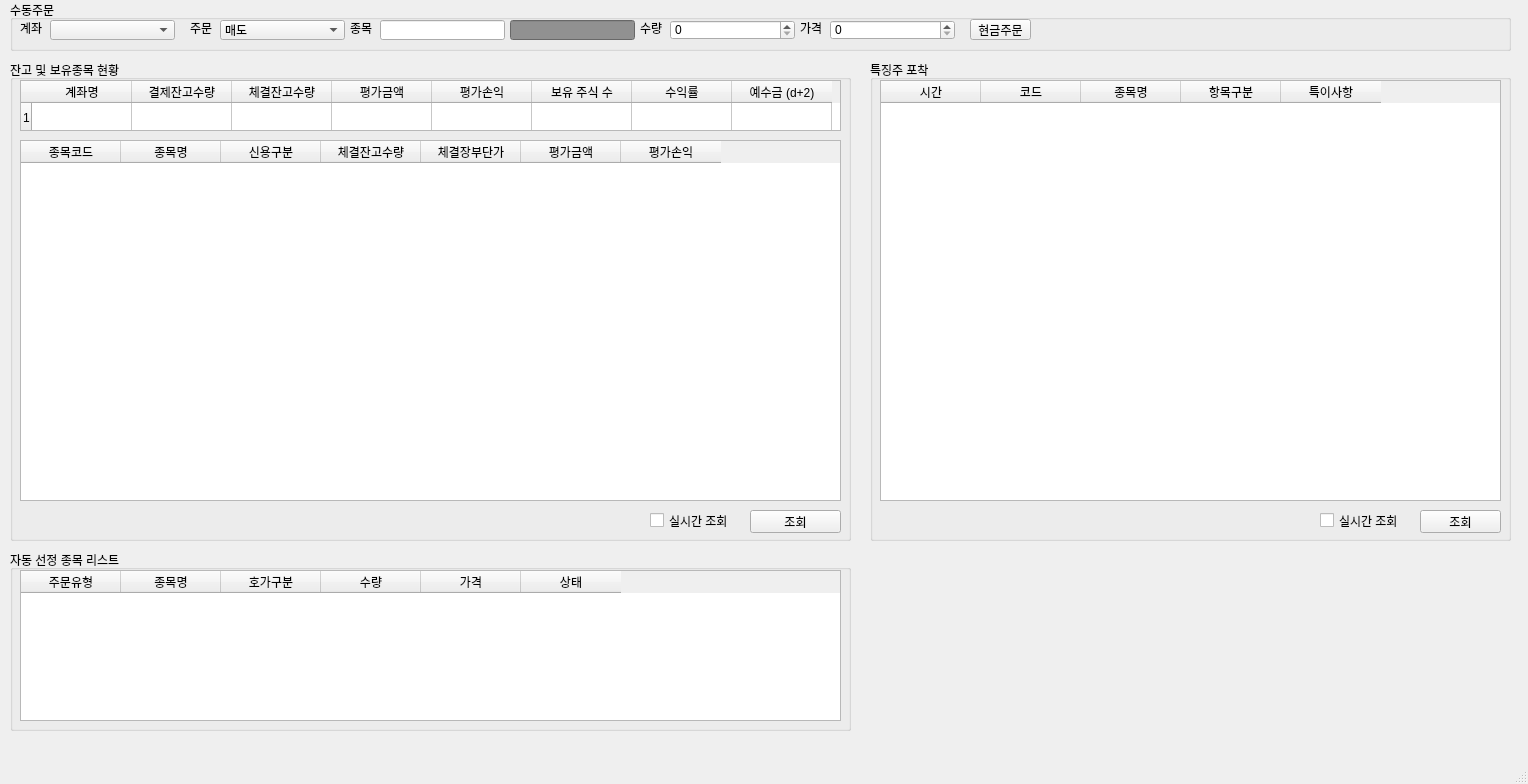
First picture: the form in viewer/main_window.ui, repository ohjongsung/StockTrader, before the edit.
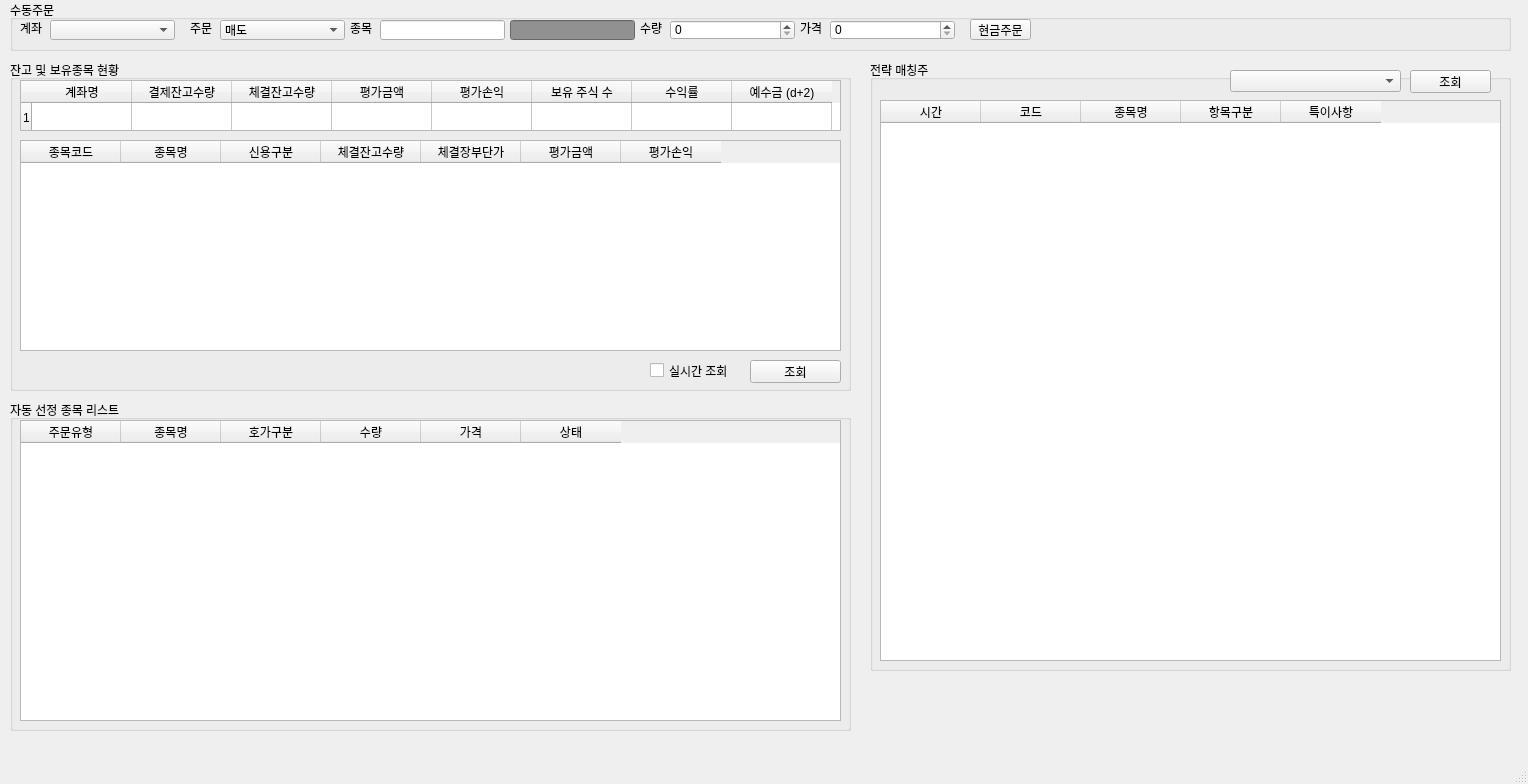
Second picture: the form after the edit. Icons and pictures are not drawn.

Commit message: 나의 전략 조회 및 감시 기능 추가

What changed in the file:
```diff
--- a/viewer/main_window.ui
+++ b/viewer/main_window.ui
@@ -201,7 +201,7 @@
       <x>10</x>
       <y>60</y>
       <width>841</width>
-      <height>481</height>
+      <height>331</height>
      </rect>
     </property>
     <property name="title">
@@ -276,7 +276,7 @@
        <x>10</x>
        <y>80</y>
        <width>821</width>
-       <height>361</height>
+       <height>211</height>
       </rect>
      </property>
      <column>
@@ -319,7 +319,7 @@
      <property name="geometry">
       <rect>
        <x>740</x>
-       <y>450</y>
+       <y>300</y>
        <width>91</width>
        <height>23</height>
       </rect>
@@ -332,7 +332,7 @@
      <property name="geometry">
       <rect>
        <x>640</x>
-       <y>450</y>
+       <y>300</y>
        <width>91</width>
        <height>21</height>
       </rect>
@@ -346,9 +346,9 @@
     <property name="geometry">
      <rect>
       <x>10</x>
-      <y>550</y>
+      <y>400</y>
       <width>841</width>
-      <height>181</height>
+      <height>331</height>
      </rect>
     </property>
     <property name="title">
@@ -360,7 +360,7 @@
        <x>10</x>
        <y>20</y>
        <width>821</width>
-       <height>151</height>
+       <height>301</height>
       </rect>
      </property>
      <column>
@@ -401,19 +401,19 @@
       <x>870</x>
       <y>60</y>
       <width>641</width>
-      <height>481</height>
+      <height>611</height>
      </rect>
     </property>
     <property name="title">
-     <string>특징주 포착</string>
+     <string>전략 매칭주</string>
     </property>
     <widget class="QTableWidget" name="tableWidget_4">
      <property name="geometry">
       <rect>
        <x>10</x>
-       <y>20</y>
+       <y>40</y>
        <width>621</width>
-       <height>421</height>
+       <height>561</height>
       </rect>
      </property>
      <column>
@@ -442,24 +442,11 @@
       </property>
      </column>
     </widget>
-    <widget class="QCheckBox" name="checkBox_2">
-     <property name="geometry">
-      <rect>
-       <x>450</x>
-       <y>450</y>
-       <width>91</width>
-       <height>21</height>
-      </rect>
-     </property>
-     <property name="text">
-      <string>실시간 조회</string>
-     </property>
-    </widget>
     <widget class="QPushButton" name="pushButton_3">
      <property name="geometry">
       <rect>
-       <x>550</x>
-       <y>450</y>
+       <x>540</x>
+       <y>10</y>
        <width>81</width>
        <height>23</height>
       </rect>
@@ -468,6 +455,16 @@
       <string>조회</string>
      </property>
     </widget>
+    <widget class="QComboBox" name="comboBox_3">
+     <property name="geometry">
+      <rect>
+       <x>360</x>
+       <y>10</y>
+       <width>171</width>
+       <height>22</height>
+      </rect>
+     </property>
+    </widget>
    </widget>
   </widget>
   <widget class="QMenuBar" name="menubar">
```
The commit also changes 3 other files.
